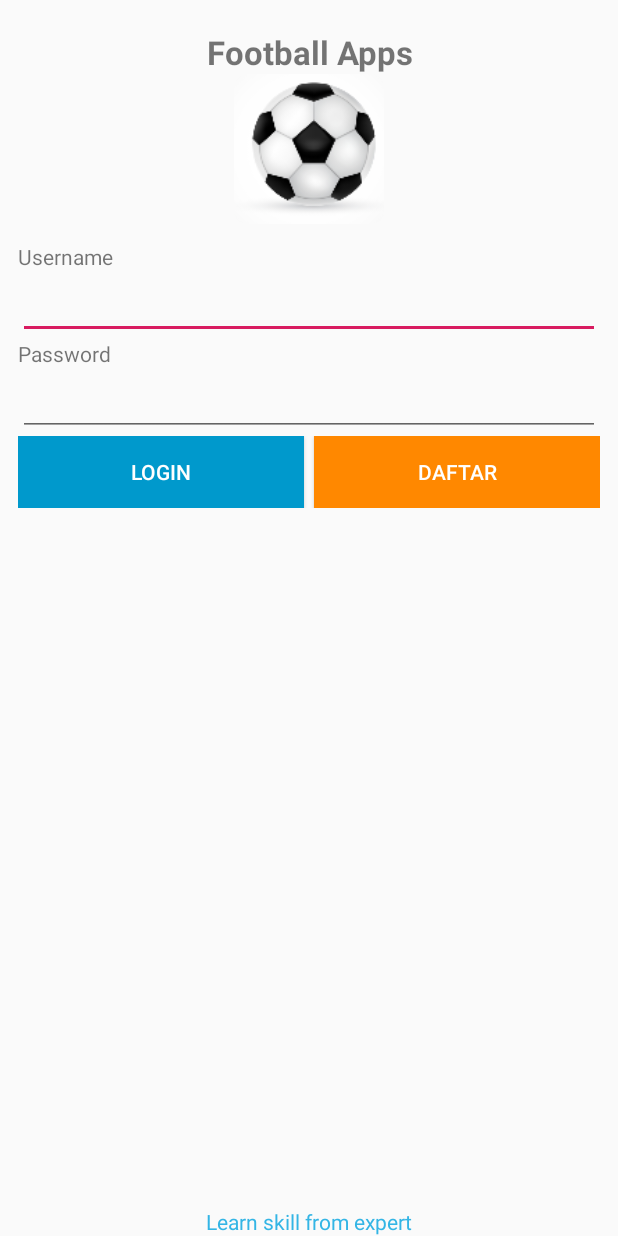
After one commit to IhwanID/football, an Android app: the layout activity_login.xml on its own in the app's theme, with its tools: preview values and no code run, on a phone screen of 412 x 824 dp. The commit adds this screen. Run offline under Robolectric (Android 15) with nearby library versions, the phone set to English and light mode, and no system bars.

Commit message:
add login & share

```diff
--- a/app/src/main/AndroidManifest.xml
+++ b/app/src/main/AndroidManifest.xml
@@ -12,14 +12,16 @@
         android:roundIcon="@mipmap/ic_launcher_round"
         android:supportsRtl="true"
         android:theme="@style/AppTheme">
-        <activity android:name=".view.MainActivity">
+        <activity android:name=".view.LoginActivity">
             <intent-filter>
                 <action android:name="android.intent.action.MAIN" />
 
                 <category android:name="android.intent.category.LAUNCHER" />
             </intent-filter>
         </activity>
-        <activity android:name=".view.DetailActivity"></activity>
+        <activity android:name=".view.DetailActivity" />
+        <activity android:name=".view.MainActivity" />
+        <activity android:name=".view.RegisterActivity"></activity>
     </application>
 
 </manifest>
--- /dev/null
+++ b/app/src/main/res/layout/activity_login.xml
@@ -0,0 +1,99 @@
+<?xml version="1.0" encoding="utf-8"?>
+<RelativeLayout xmlns:android="http://schemas.android.com/apk/res/android"
+    xmlns:app="http://schemas.android.com/apk/res-auto"
+    xmlns:tools="http://schemas.android.com/tools"
+    android:layout_width="match_parent"
+    android:layout_height="match_parent"
+    tools:context=".view.LoginActivity">
+
+    <TextView
+        android:id="@+id/txtTitle"
+        android:layout_width="match_parent"
+        android:layout_height="wrap_content"
+        android:layout_marginTop="20dp"
+        android:gravity="center"
+        android:text="Football Apps"
+        android:textSize="22sp"
+        android:textStyle="bold" />
+
+
+    <ImageView
+        android:id="@+id/img"
+        android:layout_width="100dp"
+        android:layout_height="100dp"
+        android:layout_below="@id/txtTitle"
+        android:layout_centerHorizontal="true"
+        android:src="@mipmap/ic_launcher" />
+
+    <LinearLayout
+        android:layout_width="match_parent"
+        android:layout_height="wrap_content"
+        android:layout_below="@id/img"
+        android:layout_margin="12dp"
+        android:orientation="vertical">
+
+        <TextView
+            android:layout_width="match_parent"
+            android:layout_height="wrap_content"
+            android:text="Username"
+            android:textSize="14sp" />
+
+        <EditText
+            android:id="@+id/inputUsername"
+            android:layout_width="match_parent"
+            android:layout_height="wrap_content" />
+
+        <TextView
+            android:layout_width="match_parent"
+            android:layout_height="wrap_content"
+            android:text="Password"
+            android:textSize="14sp" />
+
+        <EditText
+            android:id="@+id/inputPassword"
+            android:layout_width="match_parent"
+            android:layout_height="wrap_content" />
+
+
+        <LinearLayout
+            android:layout_width="match_parent"
+            android:layout_height="wrap_content"
+            android:layout_marginBottom="10dp"
+            android:orientation="horizontal">
+
+            <Button
+                android:id="@+id/btnLogin"
+                android:layout_marginRight="3dp"
+                android:layout_width="0dp"
+                android:layout_weight="1"
+                android:layout_height="wrap_content"
+                android:background="@android:color/holo_blue_dark"
+                android:text="Login"
+                android:onClick="onClickLogin"
+                android:textColor="@android:color/white" />
+
+            <Button
+                android:id="@+id/btnDaftar"
+                android:layout_width="0dp"
+                android:layout_weight="1"
+                android:layout_marginLeft="3dp"
+                android:layout_height="wrap_content"
+                android:background="@android:color/holo_orange_dark"
+                android:text="Daftar"
+                android:onClick="onClickRegister"
+                android:textColor="@android:color/white" />
+
+        </LinearLayout>
+
+    </LinearLayout>
+
+    <TextView
+        android:gravity="center"
+        android:layout_alignParentBottom="true"
+        android:text="Learn skill from expert"
+        android:textColor="@android:color/holo_blue_light"
+        android:layout_width="match_parent"
+        android:layout_height="wrap_content" />
+
+
+</RelativeLayout>
```
Also changed, not shown: app/src/main/java/id/ihwan/footballteam/adapter/TeamAdapter.java (+16 -4 lines), app/src/main/java/id/ihwan/footballteam/view/LoginActivity.java (added, +28 -0 lines), app/src/main/java/id/ihwan/footballteam/view/MainActivity.java (+2 -5 lines), app/src/main/java/id/ihwan/footballteam/view/RegisterActivity.java (added, +15 -0 lines), app/src/main/res/layout/activity_register.xml (added, +103 -0 lines), app/src/main/res/layout/item_team.xml (+22 -3 lines).
